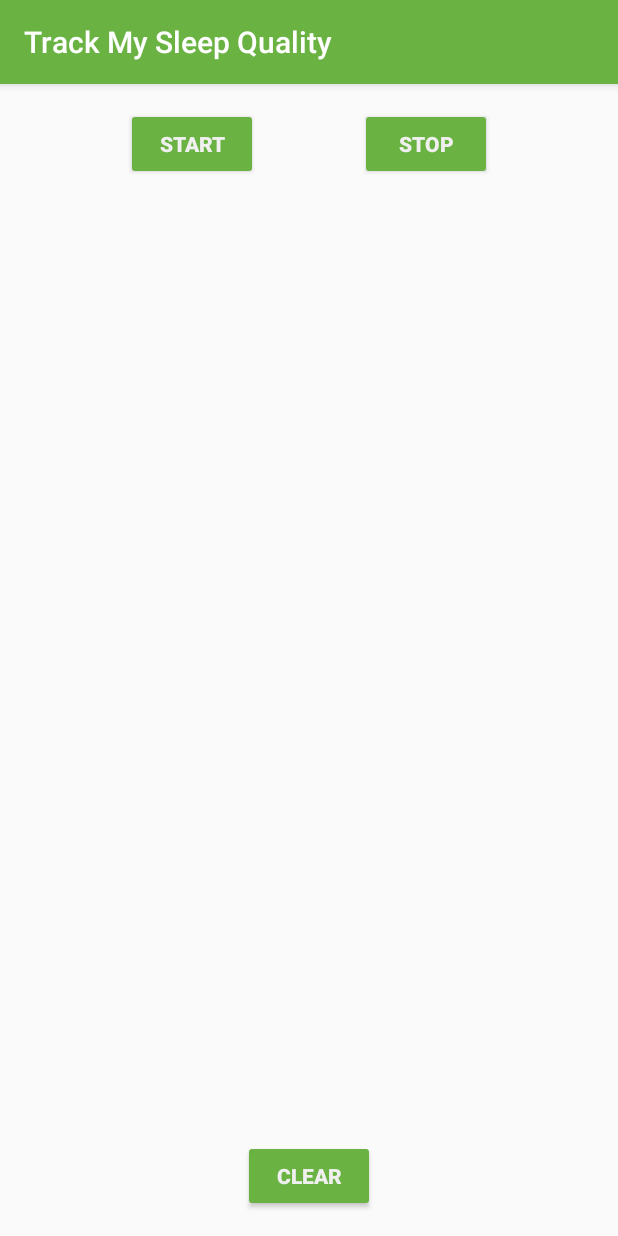
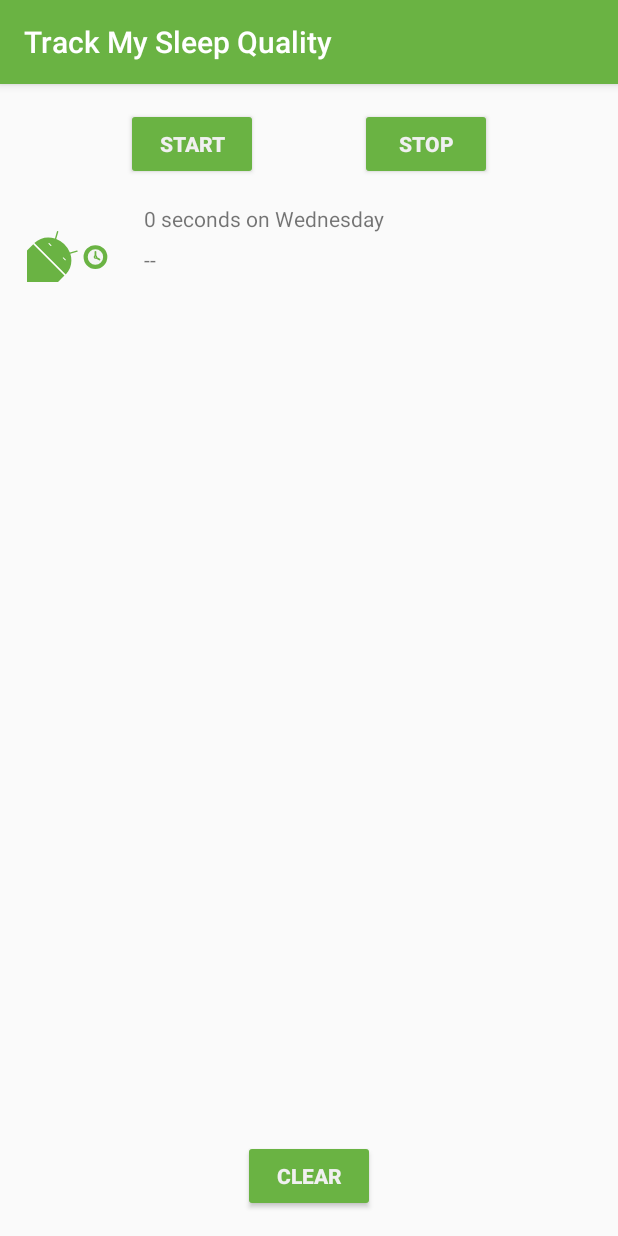
Before and after one commit to aidanjw1/udacity, an Android app: the screen it shows after launch (MainActivity), after a tap on "START", on a phone screen of 412 x 824 dp. Run offline under Robolectric (Android 15) with nearby library versions, the phone set to English and light mode, and no system bars; our stand-ins replace Room's generated code, data binding; Roboto replaces fonts that are not available here; 3 statements that could not run were skipped.

Commit message:
working on recyclerview module

```diff
--- a/Developing_Android_Apps_with_Kotlin/apps/SleepTracker/app/src/main/java/com/example/android/trackmysleepquality/Util.kt
+++ b/Developing_Android_Apps_with_Kotlin/apps/SleepTracker/app/src/main/java/com/example/android/trackmysleepquality/Util.kt
@@ -21,13 +21,52 @@ import android.content.res.Resources
 import android.os.Build
 import android.text.Html
 import android.text.Spanned
+import android.widget.TextView
 import androidx.core.text.HtmlCompat
+import androidx.recyclerview.widget.RecyclerView
 import com.example.android.trackmysleepquality.database.SleepNight
 import java.text.SimpleDateFormat
+import java.util.*
+import java.util.concurrent.TimeUnit
 
 /**
  * These functions create a formatted string that can be set in a TextView.
  */
+
+private val ONE_MINUTE_MILLIS = TimeUnit.MILLISECONDS.convert(1, TimeUnit.MINUTES)
+private val ONE_HOUR_MILLIS = TimeUnit.MILLISECONDS.convert(1, TimeUnit.HOURS)
+
+/**
+ * Convert a duration to a formatted string for display.
+ *
+ * Examples:
+ *
+ * 6 seconds on Wednesday
+ * 2 minutes on Monday
+ * 40 hours on Thursday
+ *
+ * @param startTimeMilli the start of the interval
+ * @param endTimeMilli the end of the interval
+ * @param res resources used to load formatted strings
+ */
+fun convertDurationToFormatted(startTimeMilli: Long, endTimeMilli: Long, res: Resources): String {
+    val durationMilli = endTimeMilli - startTimeMilli
+    val weekdayString = SimpleDateFormat("EEEE", Locale.getDefault()).format(startTimeMilli)
+    return when {
+        durationMilli < ONE_MINUTE_MILLIS -> {
+            val seconds = TimeUnit.SECONDS.convert(durationMilli, TimeUnit.MILLISECONDS)
+            res.getString(R.string.seconds_length, seconds, weekdayString)
+        }
+        durationMilli < ONE_HOUR_MILLIS -> {
+            val minutes = TimeUnit.MINUTES.convert(durationMilli, TimeUnit.MILLISECONDS)
+            res.getString(R.string.minutes_length, minutes, weekdayString)
+        }
+        else -> {
+            val hours = TimeUnit.HOURS.convert(durationMilli, TimeUnit.MILLISECONDS)
+            res.getString(R.string.hours_length, hours, weekdayString)
+        }
+    }
+}
 
 /**
  * Returns a string representing the numeric quality rating.
@@ -103,3 +142,11 @@ fun formatNights(nights: List<SleepNight>, resources: Resources): Spanned {
         return HtmlCompat.fromHtml(sb.toString(), HtmlCompat.FROM_HTML_MODE_LEGACY)
     }
 }
+
+/**
+ * ViewHolder that holds a single [TextView].
+ *
+ * A ViewHolder holds a view for the [RecyclerView] as well as providing additional information
+ * to the RecyclerView such as where on the screen it was last drawn during scrolling.
+ */
+class TextItemViewHolder(val textView: TextView): RecyclerView.ViewHolder(textView)
--- /dev/null
+++ b/Developing_Android_Apps_with_Kotlin/apps/SleepTracker/app/src/main/java/com/example/android/trackmysleepquality/sleeptracker/SleepNightAdapter.kt
@@ -0,0 +1,54 @@
+package com.example.android.trackmysleepquality.sleeptracker
+
+import android.graphics.Color
+import android.view.LayoutInflater
+import android.view.View
+import android.view.ViewGroup
+import android.widget.ImageView
+import android.widget.TextView
+import androidx.recyclerview.widget.RecyclerView
+import com.example.android.trackmysleepquality.R
+import com.example.android.trackmysleepquality.TextItemViewHolder
+import com.example.android.trackmysleepquality.convertDurationToFormatted
+import com.example.android.trackmysleepquality.convertNumericQualityToString
+import com.example.android.trackmysleepquality.database.SleepNight
+
+class SleepNightAdapter : RecyclerView.Adapter<SleepNightAdapter.ViewHolder>() {
+    var data = listOf<SleepNight>()
+        set(value) {
+            field = value
+            notifyDataSetChanged()
+        }
+
+    override fun getItemCount(): Int {
+        return data.size
+    }
+
+    override fun onBindViewHolder(holder: ViewHolder, position: Int) {
+        val item = data[position]
+        val res = holder.itemView.context.resources
+        holder.sleepLength.text = convertDurationToFormatted(item.startTimeMilli, item.endTimeMili, res)
+        holder.quality.text = convertNumericQualityToString(item.sleepQuality, res)
+        holder.qualityImage.setImageResource(when(item.sleepQuality) {
+            0 -> R.drawable.ic_sleep_0
+            1 -> R.drawable.ic_sleep_1
+            2 -> R.drawable.ic_sleep_2
+            3 -> R.drawable.ic_sleep_3
+            4 -> R.drawable.ic_sleep_4
+            5 -> R.drawable.ic_sleep_5
+            else -> R.drawable.ic_sleep_active
+        })
+    }
+
+    override fun onCreateViewHolder(parent: ViewGroup, viewType: Int): ViewHolder {
+        val inflater = LayoutInflater.from(parent.context)
+        val view = inflater.inflate(R.layout.list_item_sleep_night, parent, false)
+        return ViewHolder(view)
+    }
+
+    class ViewHolder(itemView: View) : RecyclerView.ViewHolder(itemView) {
+        val sleepLength: TextView = itemView.findViewById(R.id.sleep_length)
+        val quality: TextView = itemView.findViewById(R.id.quality_string)
+        val qualityImage: ImageView = itemView.findViewById(R.id.quality_image)
+    }
+}
--- a/Developing_Android_Apps_with_Kotlin/apps/SleepTracker/app/src/main/java/com/example/android/trackmysleepquality/sleeptracker/SleepTrackerFragment.kt
+++ b/Developing_Android_Apps_with_Kotlin/apps/SleepTracker/app/src/main/java/com/example/android/trackmysleepquality/sleeptracker/SleepTrackerFragment.kt
@@ -58,6 +58,14 @@ class SleepTrackerFragment : Fragment() {
         binding.setLifecycleOwner(this)
         binding.viewModel = sleepTrackerViewModel
 
+        val adapter = SleepNightAdapter()
+        binding.sleepList.adapter = adapter
+        sleepTrackerViewModel.nights.observe(viewLifecycleOwner, Observer {
+            it?.let {
+                adapter.data = it
+            }
+        })
+
         sleepTrackerViewModel.navigateToSleepQuality.observe(this, Observer { night ->
             night?.let {
                 this.findNavController().navigate(SleepTrackerFragmentDirections
--- a/Developing_Android_Apps_with_Kotlin/apps/SleepTracker/app/src/main/java/com/example/android/trackmysleepquality/sleeptracker/SleepTrackerViewModel.kt
+++ b/Developing_Android_Apps_with_Kotlin/apps/SleepTracker/app/src/main/java/com/example/android/trackmysleepquality/sleeptracker/SleepTrackerViewModel.kt
@@ -43,7 +43,7 @@ class SleepTrackerViewModel(
 
     private val uiScope = CoroutineScope(Dispatchers.Main + viewModelJob)
     private var tonight = MutableLiveData<SleepNight?>()
-    private val nights = database.getAllNights()
+    val nights = database.getAllNights()
     val nightsString = Transformations.map(nights) { nights ->
         formatNights(nights, application.resources)
     }
--- /dev/null
+++ b/Developing_Android_Apps_with_Kotlin/apps/SleepTracker/app/src/main/res/drawable/ic_sleep_active.xml
@@ -0,0 +1,77 @@
+<!--
+  ~ Copyright 2018, The Android Open Source Project
+  ~
+  ~ Licensed under the Apache License, Version 2.0 (the "License");
+  ~ you may not use this file except in compliance with the License.
+  ~ You may obtain a copy of the License at
+  ~
+  ~     http://www.apache.org/licenses/LICENSE-2.0
+  ~
+  ~ Unless required by applicable law or agreed to in writing, software
+  ~ distributed under the License is distributed on an "AS IS" BASIS,
+  ~ WITHOUT WARRANTIES OR CONDITIONS OF ANY KIND, either express or implied.
+  ~ See the License for the specific language governing permissions and
+  ~ limitations under the License.
+  -->
+
+<vector xmlns:android="http://schemas.android.com/apk/res/android"
+    android:width="108dp"
+    android:height="108dp"
+    android:viewportWidth="512"
+    android:viewportHeight="512">
+    <path
+        android:pathData="M35.58,297.76l6.18,-7.64l98.76,-8.5l100.14,101.33l-20,86.04l-7.5,6.29l-126.86,-7.63l-50.72,-169.89z"
+        android:fillColor="#fff"/>
+    <path
+        android:pathData="M389,302.51q-28.14,0 -47.68,19.54T321.8,369.73q0,28.15 19.55,48.08T389,437.74q28.14,0 48.08,-19.93T457,369.73q0,-28.14 -19.93,-47.68T389,302.51Z"
+        android:fillColor="#6ab343"/>
+    <path
+        android:pathData="M389.17,326.32a43.23,43.23 0,0 0,-43.55 43.55A42.84,42.84 0,0 0,358.28 401a41.6,41.6 0,0 0,30.89 12.92,44.09 44.09,0 0,0 44.05,-44.06A41.61,41.61 0,0 0,420.31 339,42.91 42.91,0 0,0 389.17,326.32Z"
+        android:fillColor="#f5f5f5"/>
+    <path
+        android:pathData="M389.4,363.79L389.4,340.35"
+        android:strokeLineJoin="round"
+        android:strokeWidth="10"
+        android:fillColor="#00000000"
+        android:strokeColor="#6ab343"
+        android:strokeLineCap="round"/>
+    <path
+        android:pathData="M394.5,373.69L412.12,384.46"
+        android:strokeLineJoin="round"
+        android:strokeWidth="10"
+        android:fillColor="#00000000"
+        android:strokeColor="#6ab343"
+        android:strokeLineCap="round"/>
+    <path
+        android:pathData="M389.39,363.79a6.25,6.25 0,0 0,-6.3 6.3,6.2 6.2,0 0,0 1.83,4.5 6,6 0,0 0,4.47 1.87,6.37 6.37,0 0,0 6.36,-6.37 6,6 0,0 0,-1.86 -4.47A6.21,6.21 0,0 0,389.39 363.79Z"
+        android:strokeWidth="7"
+        android:fillColor="#f5f5f5"
+        android:strokeColor="#6ab343"/>
+    <group>
+        <clip-path android:pathData="M584.94,0h512v512h-512z M 0,0"/>
+        <path
+            android:pathData="M448.55,437.05,709.34,697.84a8.72,8.72,0,0,0,12.32,0l325.45,-325.45a8.72,8.72,0,0,0,0,-12.32L778,91a18.84,18.84,0,0,0,-26.65,0L442,382.4l-2.36,5.16A44.07,44.07,0,0,0,448.55,437.05Z"
+            android:fillColor="#43a047"/>
+        <path
+            android:pathData="M440.25,415.17l275.52002,275.52l335.0,-334.99l-278.15002,-278.15002l-334.26,328.40002l1.8900146,9.220001z"
+            android:fillColor="#c0ca33"/>
+        <path
+            android:pathData="M544.72,137.12h393.36v473.76h-393.36z"
+            android:fillColor="#e6ee9c"/>
+        <path
+            android:pathData="M548.74,117.2H930.26a8.41,8.41,0,0,1,8.41,8.41V586.47a8.41,8.41,0,0,1,-8.41,8.41H548.74a18.19,18.19,0,0,1,-18.19,-18.19V135.4a18.19,18.19,0,0,1,18.19,-18.19Z"
+            android:fillColor="#6ab343"/>
+        <path
+            android:pathData="M601.64,-8.95h13.65v477.68h-13.65z"
+            android:fillColor="#43a047"/>
+        <path
+            android:pathData="M612.29,-1.71h6.82v477.68h-6.82z"
+            android:fillColor="#66bb6a"/>
+    </group>
+    <group>
+        <clip-path android:pathData="M0,0h512v512h-512z M 0,0"/>
+        <path
+            android:pathData="M246.59,351.91l39.17,-11.45a3.89,3.89,0,1,0,-2.17,-7.47L244,344.56a136.82,136.82,0,0,0,-77.69,-77.77l11.49,-39.53a3.89,3.89,0,1,0,-7.46,-2.19l-11.42,39.16c-41.3,-13.19,-86.47,-4.84,-117.17,25.89L220.66,469c30.72,-30.71,39,-75.78,25.93,-117.08m-211,-54.15L-93.27,426.67a29.94,29.94,0,0,0,0,42.38l14.43,14.43,-44,44a28.11,28.11,0,0,0,0,39.71,28.12,28.12,0,0,0,39.74,0l44,-44L-12.31,550l-44,44a28.1,28.1,0,0,0,0,39.71,28.1,28.1,0,0,0,39.74,0l44,-44,14.49,14.47a30,30,0,0,0,42.39,0l128.86,-128.9Zm180.59,90.92L203.59,376.1a1.71,1.71,0,0,1,0,-2.41l1.59,-1.59a1.71,1.71,0,0,1,2.41,0l12.58,12.58a1.71,1.71,0,0,1,0,2.41l-1.59,1.59A1.7,1.7,0,0,1,216.17,388.68Zm-81.43,-81.43,-12.58,-12.58a1.7,1.7,0,0,1,0,-2.4l1.59,-1.6a1.71,1.71,0,0,1,2.41,0l12.58,12.59a1.68,1.68,0,0,1,0,2.4l-1.59,1.59A1.7,1.7,0,0,1,134.74,307.25Zm-99.16,-9.49L-93.27,426.67a29.94,29.94,0,0,0,0,42.38l14.43,14.43,-44,44a28.11,28.11,0,0,0,0,39.71,28.12,28.12,0,0,0,39.74,0l44,-44L-12.31,550l-44,44a28.1,28.1,0,0,0,0,39.71,28.1,28.1,0,0,0,39.74,0l44,-44,14.49,14.47a30,30,0,0,0,42.39,0l128.86,-128.9Z"
+            android:fillColor="#6ab343"/>
+    </group>
+</vector>
--- a/Developing_Android_Apps_with_Kotlin/apps/SleepTracker/app/src/main/res/layout/fragment_sleep_tracker.xml
+++ b/Developing_Android_Apps_with_Kotlin/apps/SleepTracker/app/src/main/res/layout/fragment_sleep_tracker.xml
@@ -38,28 +38,24 @@
              better and more efficient way to do this, and you will learn about
              RecyclerView in a later lesson. -->
 
-        <ScrollView
-            android:layout_width="match_parent"
+        <!--<ScrollView-->
+            <!--android:layout_width="match_parent"-->
+            <!--android:layout_height="0dp"-->
+            <!--app:layout_constraintBottom_toTopOf="@+id/clear_button"-->
+            <!--app:layout_constraintEnd_toEndOf="parent"-->
+            <!--app:layout_constraintRight_toRightOf="parent"-->
+            <!--app:layout_constraintStart_toStartOf="parent"-->
+            <!--app:layout_constraintTop_toBottomOf="@+id/stop_button">-->
+
+        <androidx.recyclerview.widget.RecyclerView
+            android:id="@+id/sleep_list"
             android:layout_height="0dp"
+            android:layout_width="0dp"
             app:layout_constraintBottom_toTopOf="@+id/clear_button"
             app:layout_constraintEnd_toEndOf="parent"
-            app:layout_constraintRight_toRightOf="parent"
             app:layout_constraintStart_toStartOf="parent"
-            app:layout_constraintTop_toBottomOf="@+id/stop_button">
-
-            <!-- In the TextView, we can access the nightsString LiveData,
-                 which keeps it displayed and updated in the TextView
-                 whenever it changes. -->
-
-            <TextView
-                android:id="@+id/textview"
-                android:layout_width="match_parent"
-                android:layout_height="wrap_content"
-                android:layout_marginStart="@dimen/margin"
-                android:layout_marginTop="@dimen/margin"
-                android:layout_marginEnd="@dimen/margin"
-                android:text="@{viewModel.nightsString}" />
-        </ScrollView>
+            app:layout_constraintTop_toBottomOf="@+id/stop_button"
+            app:layoutManager="androidx.recyclerview.widget.LinearLayoutManager" />
 
         <!-- With data binding and LiveData, we can track the buttons' visibility states
              from the ViewModel. The click handler is in the ViewModel as well, and
--- /dev/null
+++ b/Developing_Android_Apps_with_Kotlin/apps/SleepTracker/app/src/main/res/layout/list_item_sleep_night.xml
@@ -0,0 +1,44 @@
+<?xml version="1.0" encoding="utf-8"?>
+<androidx.constraintlayout.widget.ConstraintLayout xmlns:android="http://schemas.android.com/apk/res/android"
+    xmlns:app="http://schemas.android.com/apk/res-auto"
+    xmlns:tools="http://schemas.android.com/tools"
+    android:layout_width="match_parent"
+    android:layout_height="wrap_content">
+
+    <ImageView
+        android:id="@+id/quality_image"
+        android:layout_width="64dp"
+        android:layout_height="60dp"
+        android:layout_marginStart="16dp"
+        android:layout_marginTop="8dp"
+        android:layout_marginBottom="8dp"
+        app:layout_constraintBottom_toBottomOf="parent"
+        app:layout_constraintStart_toStartOf="parent"
+        app:layout_constraintTop_toTopOf="parent"
+        app:srcCompat="@drawable/ic_sleep_5" />
+
+    <TextView
+        android:id="@+id/sleep_length"
+        android:layout_width="0dp"
+        android:layout_height="wrap_content"
+        android:layout_marginStart="16dp"
+        android:layout_marginTop="8dp"
+        android:layout_marginEnd="16dp"
+        android:text="TextView"
+        app:layout_constraintEnd_toEndOf="parent"
+        app:layout_constraintStart_toEndOf="@+id/quality_image"
+        app:layout_constraintTop_toTopOf="@+id/quality_image"
+        tools:text="Wednesday" />
+
+    <TextView
+        android:id="@+id/quality_string"
+        android:layout_width="0dp"
+        android:layout_height="wrap_content"
+        android:layout_marginStart="16dp"
+        android:layout_marginTop="8dp"
+        android:layout_marginEnd="16dp"
+        app:layout_constraintEnd_toEndOf="parent"
+        app:layout_constraintStart_toEndOf="@+id/quality_image"
+        app:layout_constraintTop_toBottomOf="@+id/sleep_length"
+        tools:text="Excellent" />
+</androidx.constraintlayout.widget.ConstraintLayout>
--- /dev/null
+++ b/Developing_Android_Apps_with_Kotlin/apps/SleepTracker/app/src/main/res/layout/text_item_view.xml
@@ -0,0 +1,7 @@
+<?xml version="1.0" encoding="utf-8"?>
+<TextView xmlns:android="http://schemas.android.com/apk/res/android"
+    android:textSize="24sp"
+    android:paddingStart="16dp"
+    android:paddingEnd="16dp"
+    android:layout_width="match_parent"
+    android:layout_height="wrap_content" />
--- a/Developing_Android_Apps_with_Kotlin/apps/SleepTracker/app/src/main/res/values/strings.xml
+++ b/Developing_Android_Apps_with_Kotlin/apps/SleepTracker/app/src/main/res/values/strings.xml
@@ -52,5 +52,9 @@
 
     <!-- Toast to play after Clear button has been pressed -->
     <string name="cleared_message">All your data is gone forever.</string>
-
+    <string name="header_text">Sleep Results</string>
+    <string name="close">Close</string>
+    <string name="minutes_length">%d minutes on %s</string>
+    <string name="hours_length">%d hours on %s</string>
+    <string name="seconds_length">%d seconds on %s</string>
 </resources>
```
